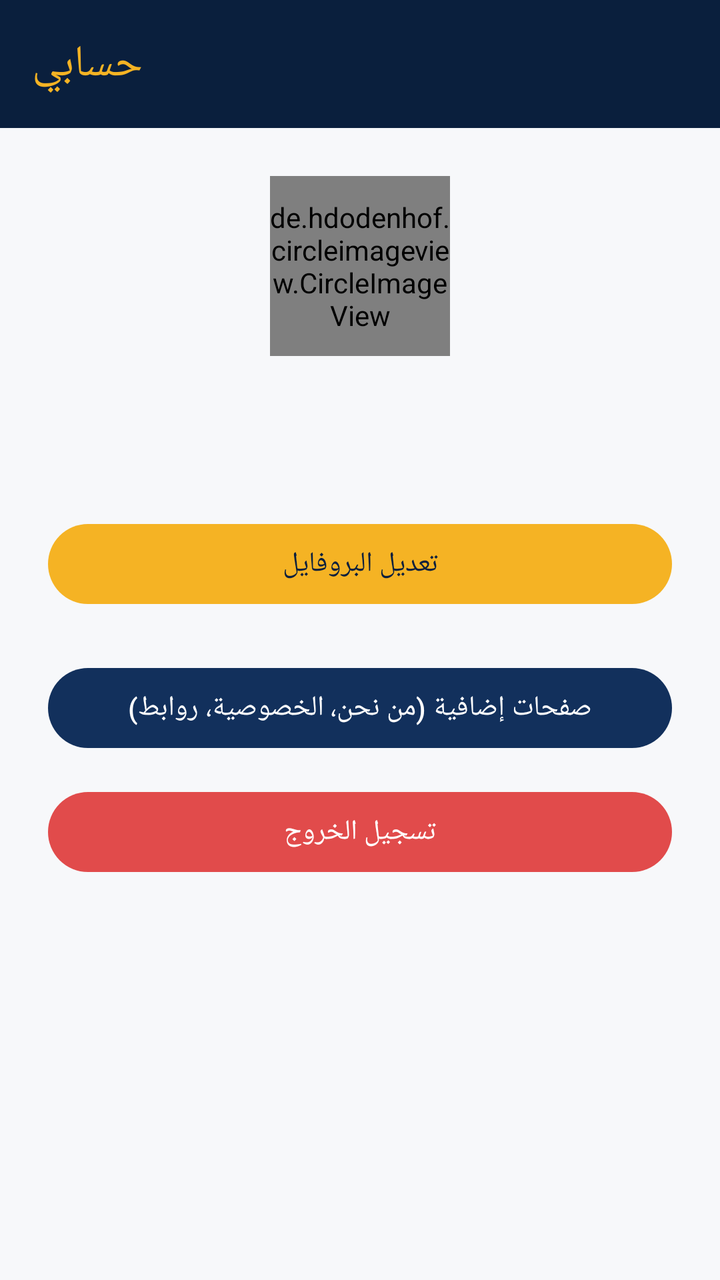
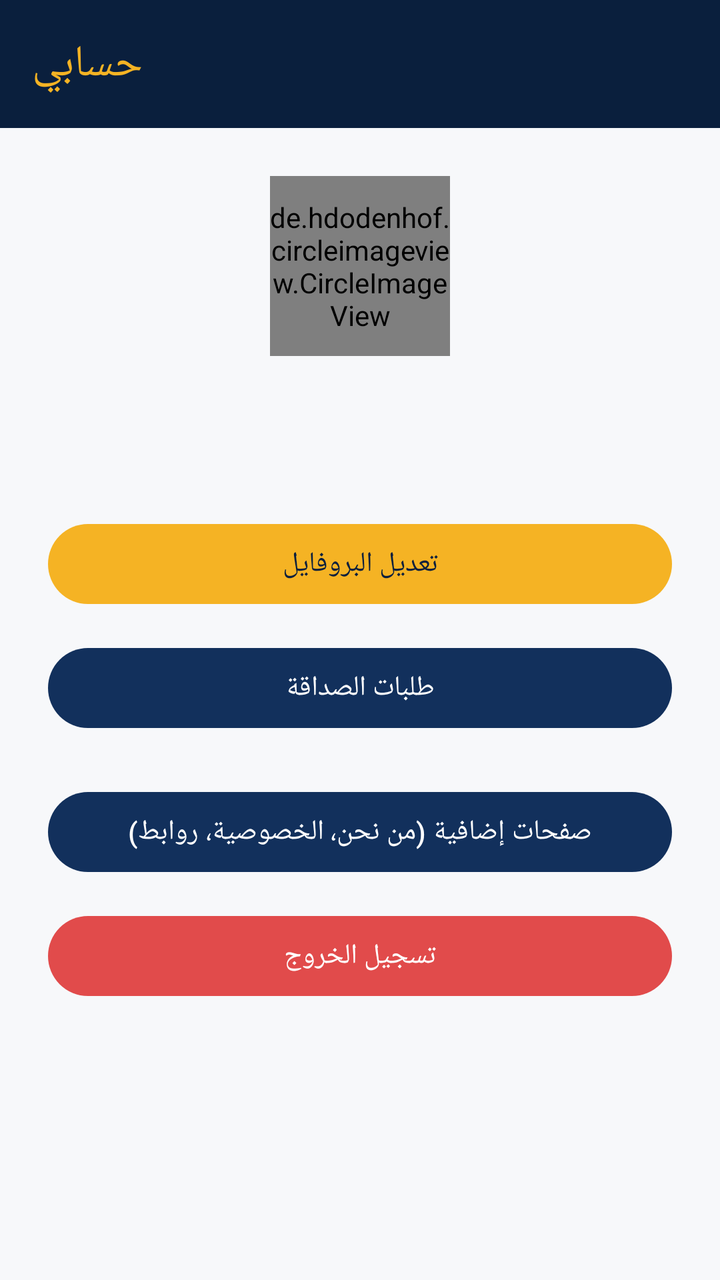

Screens rendered from an Android XML layout before and after an edit, with the pre-edit source and the edit as a unified diff.
<!-- AndroidManifest.xml: application theme Theme.EtudiantsDroitMaroc -->
<!-- res/layout/fragment_profile.xml -->
<?xml version="1.0" encoding="utf-8"?>
<LinearLayout xmlns:android="http://schemas.android.com/apk/res/android"
    xmlns:app="http://schemas.android.com/apk/res-auto"
    android:layout_width="match_parent"
    android:layout_height="match_parent"
    android:orientation="vertical"
    android:background="@color/off_white">

    <androidx.appcompat.widget.Toolbar
        android:id="@+id/toolbar"
        android:layout_width="match_parent"
        android:layout_height="?attr/actionBarSize"
        android:background="@color/navy_dark"
        app:title="@string/nav_profile"
        app:titleTextColor="@color/gold" />

    <LinearLayout
        android:layout_width="match_parent"
        android:layout_height="wrap_content"
        android:orientation="vertical"
        android:gravity="center"
        android:padding="24dp">

        <de.hdodenhof.circleimageview.CircleImageView
            android:id="@+id/ivProfilePhoto"
            android:layout_width="90dp"
            android:layout_height="90dp"
            android:src="@drawable/ic_profile"
            app:civ_border_width="2dp"
            app:civ_border_color="@color/gold" />

        <TextView
            android:id="@+id/tvName"
            android:layout_width="wrap_content"
            android:layout_height="wrap_content"
            android:layout_marginTop="12dp"
            android:textSize="18sp"
            android:textStyle="bold"
            android:textColor="@color/text_primary" />

                

        <TextView
            android:id="@+id/tvUniversityLevel"
            android:layout_width="wrap_content"
            android:layout_height="wrap_content"
            android:layout_marginTop="6dp"
            android:textSize="13sp"
            android:textColor="@color/gold" />

        <com.google.android.material.button.MaterialButton
            android:id="@+id/btnEditProfile"
            android:layout_width="match_parent"
            android:layout_height="wrap_content"
            android:layout_marginTop="20dp"
            android:text="تعديل البروفايل"
            android:textAllCaps="false"
            app:backgroundTint="@color/gold"
            android:textColor="@color/navy_dark" />

        <com.google.android.material.button.MaterialButton
            android:id="@+id/btnPages"
            android:layout_width="match_parent"
            android:layout_height="wrap_content"
            android:layout_marginTop="24dp"
            android:text="صفحات إضافية (من نحن، الخصوصية، روابط)"
            android:textAllCaps="false"
            app:backgroundTint="@color/navy" />

        <com.google.android.material.button.MaterialButton
            android:id="@+id/btnLogout"
            android:layout_width="match_parent"
            android:layout_height="wrap_content"
            android:layout_marginTop="14dp"
            android:text="@string/profile_logout"
            android:textAllCaps="false"
            app:backgroundTint="@color/red_accent" />

    </LinearLayout>

</LinearLayout>
<!-- resources referenced by this layout -->
<resources>
  <color name="gold">#F5B324</color>
  <color name="navy">#12305C</color>
  <color name="navy_dark">#0A1F3D</color>
  <color name="off_white">#F7F8FA</color>
  <color name="red_accent">#E14B4B</color>
  <color name="text_primary">#1A1A1A</color>
  <!-- drawable ic_profile (drawable) -->
  <vector xmlns:android="http://schemas.android.com/apk/res/android"
      android:width="24dp" android:height="24dp" android:viewportWidth="24" android:viewportHeight="24" android:tint="?attr/colorControlNormal">
      <path android:fillColor="#FF000000" android:pathData="M12,12c2.21,0 4,-1.79 4,-4s-1.79,-4 -4,-4 -4,1.79 -4,4 1.79,4 4,4zM12,14c-2.67,0 -8,1.34 -8,4v2h16v-2c0,-2.66 -5.33,-4 -8,-4z"/>
  </vector>
  <string name="nav_profile">حسابي</string>
  <string name="profile_logout">تسجيل الخروج</string>
  <style name="Theme.EtudiantsDroitMaroc" parent="Theme.Material3.Light.NoActionBar">
          <item name="colorPrimary">@color/navy</item>
          <item name="colorPrimaryVariant">@color/navy_dark</item>
          <item name="colorSecondary">@color/gold</item>
          <item name="colorSecondaryVariant">@color/gold_light</item>
          <item name="android:statusBarColor">@color/navy_dark</item>
          <item name="android:windowBackground">@color/off_white</item>
          <item name="android:windowLightStatusBar" tools:targetApi="23">false</item>
      </style>
  <color name="gold_light">#FFD873</color>
</resources>

<!-- the commit's change to res/layout/fragment_profile.xml (unified diff, before → after) -->
@@ -59,6 +59,15 @@
             android:textColor="@color/navy_dark" />
 
         <com.google.android.material.button.MaterialButton
+            android:id="@+id/btnFriendRequests"
+            android:layout_width="match_parent"
+            android:layout_height="wrap_content"
+            android:layout_marginTop="14dp"
+            android:text="طلبات الصداقة"
+            android:textAllCaps="false"
+            app:backgroundTint="@color/navy" />
+
+        <com.google.android.material.button.MaterialButton
             android:id="@+id/btnPages"
             android:layout_width="match_parent"
             android:layout_height="wrap_content"
